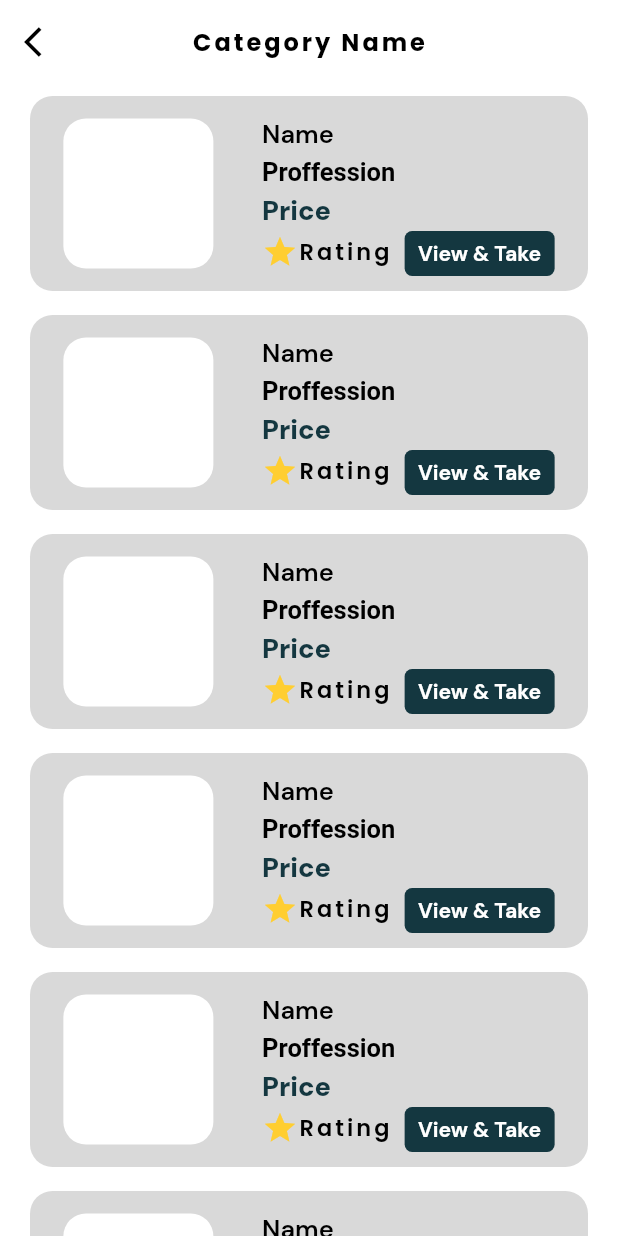
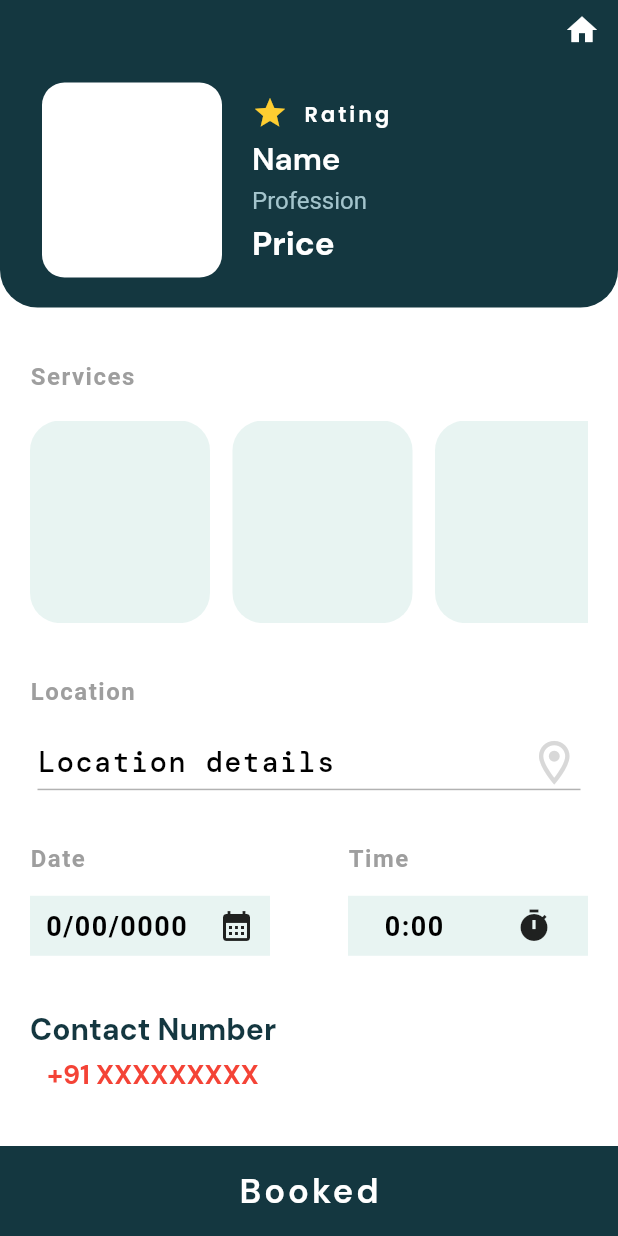
Before and after one commit to vshnu97/Main-Project, a Flutter app: the screen it shows after launch, on a phone screen of 412 x 824 dp. Run offline on Flutter 3.47's test engine with Material 2 defaults, Android fonts, the phone set to English and light mode, and no system bars; our stand-ins replace dio, google_fonts.

Commit message:
empl_after_payment

```diff
--- /dev/null
+++ b/lib/app/hire_employee/view/employe_afterpay.dart
@@ -0,0 +1,254 @@
+import 'package:flutter/material.dart';
+import 'package:main_project/app/utities/colors/colors.dart';
+import 'package:main_project/app/utities/fonts/font.dart';
+import 'package:main_project/app/utities/sizedbox/sizedbox.dart';
+
+class ScreenEmployePaymentProfile extends StatelessWidget {
+  const ScreenEmployePaymentProfile({Key? key}) : super(key: key);
+
+  @override
+  Widget build(BuildContext context) {
+    return SafeArea(
+        child: Scaffold(
+      appBar: PreferredSize(
+        preferredSize: const Size.fromHeight(205),
+        child: Container(
+          height: 205,
+          decoration: const BoxDecoration(
+              color: kGreenColor,
+              borderRadius: BorderRadius.only(
+                  bottomLeft: Radius.circular(25),
+                  bottomRight: Radius.circular(25))),
+          child: Padding(
+            padding: const EdgeInsets.symmetric(horizontal: 12, vertical: 8),
+            child: Column(
+              children: [
+                Row(
+                  mainAxisAlignment: MainAxisAlignment.spaceBetween,
+                  children: const [
+                    Spacer(),
+                    Icon(Icons.home, color: kWhiteColor)
+                  ],
+                ),
+                kheight15,
+                Padding(
+                  padding:
+                      const EdgeInsets.symmetric(horizontal: 16, vertical: 8),
+                  child: Row(
+                    children: [
+                      Container(
+                        height: 130,
+                        width: 120,
+                        decoration: BoxDecoration(
+                            borderRadius: BorderRadius.circular(15),
+                            color: kWhiteColor),
+                      ),
+                      const SizedBox(
+                        width: 20,
+                      ),
+                      Column(
+                        crossAxisAlignment: CrossAxisAlignment.start,
+                        mainAxisAlignment: MainAxisAlignment.spaceBetween,
+                        children: [
+                          Row(
+                            crossAxisAlignment: CrossAxisAlignment.end,
+                            children: [
+                              const Icon(
+                                Icons.star,
+                                color: kyellowColor,
+                              ),
+                              const SizedBox(
+                                width: 10,
+                              ),
+                              Text(
+                                'Rating',
+                                style: poppins(
+                                    fsize: 14,
+                                    fweight: FontWeight.w600,
+                                    fcolor: kWhiteColor),
+                              ),
+                            ],
+                          ),
+                          kheight5,
+                          Text(
+                            'Name',
+                            style: dmSans(fcolor: kWhiteColor, fsize: 21),
+                          ),
+                          kheight5,
+                          Text(
+                            'Profession',
+                            style: redRose(
+                              fsize: 16,
+                              fcolor: const Color(0xffA3C4CC),
+                              fweight: FontWeight.normal,
+                            ),
+                          ),
+                          kheight5,
+                          Text('Price',
+                              style: dmSans(
+                                  fcolor: kWhiteColor,
+                                  fsize: 22,
+                                  fweight: FontWeight.w700)),
+                        ],
+                      ),
+                    ],
+                  ),
+                )
+              ],
+            ),
+          ),
+        ),
+      ),
+      body: Padding(
+        padding: const EdgeInsets.symmetric(horizontal: 20),
+        child: Column(
+          mainAxisAlignment: MainAxisAlignment.spaceEvenly,
+          crossAxisAlignment: CrossAxisAlignment.start,
+          children: [
+            Column(
+              crossAxisAlignment: CrossAxisAlignment.start,
+              children: [
+                Text(
+                  'Services',
+                  style: roboto(),
+                ),
+                kheight20,
+                LimitedBox(
+                  maxHeight: 135,
+                  child: ListView.builder(
+                      physics: const BouncingScrollPhysics(),
+                      itemCount: 5,
+                      scrollDirection: Axis.horizontal,
+                      itemBuilder: ((context, index) {
+                        return Padding(
+                          padding: const EdgeInsets.fromLTRB(0, 0, 15, 0),
+                          child: Container(
+                            height: 135,
+                            width: 120,
+                            decoration: BoxDecoration(
+                                borderRadius: BorderRadius.circular(20),
+                                color: const Color(0xffE8F4F2)),
+                          ),
+                        );
+                      })),
+                )
+              ],
+            ),
+            Column(
+              crossAxisAlignment: CrossAxisAlignment.start,
+              children: [
+                Text(
+                  'Location',
+                  style: roboto(),
+                ),
+                kheight20,
+                Padding(
+                  padding: const EdgeInsets.symmetric(horizontal:5 ),
+                  child: Row(
+                    mainAxisAlignment: MainAxisAlignment.spaceBetween,
+                    children: [
+                      Text(
+                        'Location details',
+                        style: dmMono(fsize: 19),
+                      ),
+                      Icon(
+                        Icons.location_on_outlined,
+                        color: kGreyColor.withOpacity(.4),
+                        size: 35,
+                      )
+                    ],
+                  ),
+                ),
+                Padding(
+                  padding: const EdgeInsets.symmetric(horizontal: 5),
+                  child: Container(
+                    height: 1,
+                    width: double.infinity,
+                    color: kBlackColor.withOpacity(.3),
+                  ),
+                )
+              ],
+            ),
+            Row(
+              mainAxisAlignment: MainAxisAlignment.spaceBetween,
+              children: const [
+                DateTimeWidget(
+                    icon: Icons.calendar_month,
+                    title: 'Date',
+                    content: '0/00/0000'),
+                DateTimeWidget(
+                    icon: Icons.timer, title: 'Time', content: '0:00')
+              ],
+            ),
+            Column(
+              children: [
+                Text(
+                  'Contact Number',
+                  style: dmSans(
+                      fsize: 20, fcolor: kGreenColor, fweight: FontWeight.bold),
+                ),
+                kheight5,
+                Text('+91 XXXXXXXXX',
+                    style: dmSans(
+                        fsize: 18,
+                        fcolor: Colors.red,
+                        fweight: FontWeight.bold))
+              ],
+            )
+          ],
+        ),
+      ),
+      bottomNavigationBar: Container(
+        height: 60,
+        color: kGreenColor,
+        child: Center(
+          child:
+              Text('Booked', style: dmSans(fcolor: kWhiteColor, flettrspc: 2)),
+        ),
+      ),
+    ));
+  }
+}
+
+class DateTimeWidget extends StatelessWidget {
+  final String title;
+  final String content;
+  final IconData icon;
+  const DateTimeWidget(
+      {Key? key,
+      required this.icon,
+      required this.title,
+      required this.content})
+      : super(key: key);
+
+  @override
+  Widget build(BuildContext context) {
+    return Column(
+      crossAxisAlignment: CrossAxisAlignment.start,
+      children: [
+        Text(
+          title,
+          style: roboto(),
+        ),
+        kheight15,
+        Container(
+          height: 40,
+          width: 160,
+          color: const Color(0xffE8F4F2),
+          child: Center(
+            child: Row(
+              mainAxisAlignment: MainAxisAlignment.spaceAround,
+              children: [
+                Text(
+                  content,
+                  style: roboto(fsize: 18, fcolor: kBlackColor),
+                ),
+                Icon(icon)
+              ],
+            ),
+          ),
+        )
+      ],
+    );
+  }
+}
--- a/lib/app/utities/fonts/font.dart
+++ b/lib/app/utities/fonts/font.dart
@@ -2,13 +2,16 @@ import 'package:flutter/material.dart';
 import 'package:google_fonts/google_fonts.dart';
 import 'package:main_project/app/utities/colors/colors.dart';
 
-dmSans({
-  double fsize = 23,
-  fweight = FontWeight.w600,
-  fcolor = kBlueColor,
-}) {
+dmSans(
+    {double fsize = 23,
+    fweight = FontWeight.w600,
+    fcolor = kBlueColor,
+   double flettrspc = 0}) {
   return GoogleFonts.dmSans(
-      fontSize: fsize, fontWeight: fweight, color: fcolor);
+      fontSize: fsize,
+      fontWeight: fweight,
+      color: fcolor,
+      letterSpacing: flettrspc);
 }
 
 poppins(
@@ -68,6 +71,7 @@ gFontsOleo(
     color: cl,
   );
 }
+
 redRose({
   double fsize = 17,
   fweight = FontWeight.w700,
@@ -76,6 +80,7 @@ redRose({
   return GoogleFonts.redRose(
       fontSize: fsize, fontWeight: fweight, color: fcolor);
 }
+
 dmMono(
     {double fsize = 16,
     fweight = FontWeight.w500,
@@ -87,3 +92,15 @@ dmMono(
       letterSpacing: flettrspc,
       color: fcolor);
 }
+
+roboto(
+    {double fsize = 16,
+    fweight = FontWeight.w600,
+    fcolor = kGreyColor,
+    double flettrspc = 1}) {
+  return GoogleFonts.roboto(
+      fontSize: fsize,
+      fontWeight: fweight,
+      letterSpacing: flettrspc,
+      color: fcolor);
+}
--- a/lib/main.dart
+++ b/lib/main.dart
@@ -1,5 +1,5 @@
 import 'package:flutter/material.dart';
-import 'package:main_project/app/hire_employee/view/employe_list.dart';
+import 'package:main_project/app/hire_employee/view/employe_afterpay.dart';
 import 'package:main_project/app/login/viewmodel/login.dart';
 import 'package:main_project/app/utities/colors/colors.dart';
 import 'package:provider/provider.dart';
@@ -22,7 +22,7 @@ class MyApp extends StatelessWidget {
       theme: ThemeData(
         scaffoldBackgroundColor: kWhiteColor,
       ),
-      home: const ScreenEmployeeList(),
+      home: const ScreenEmployePaymentProfile(),
     );
   }
 }
```
Also changed, not shown: lib/app/hire_employee/view/employe_profile.dart (+5 -2 lines).
